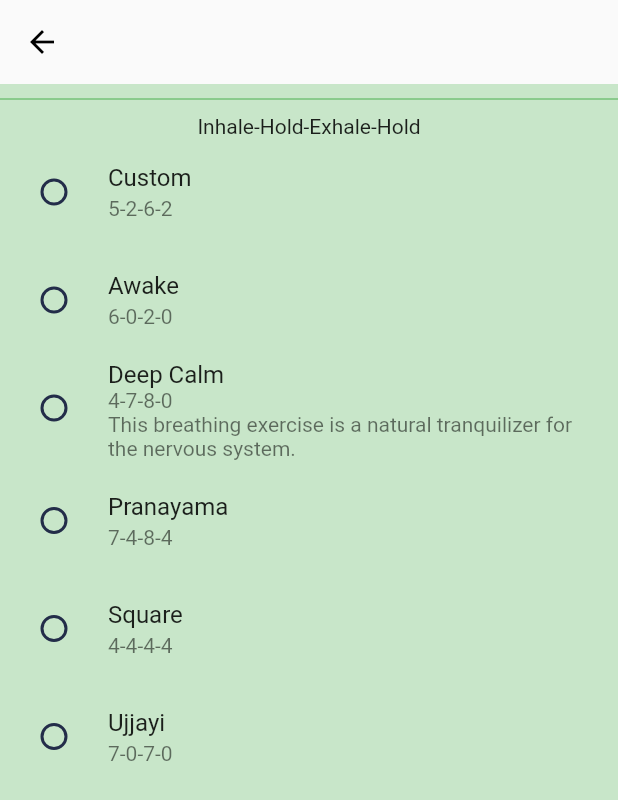
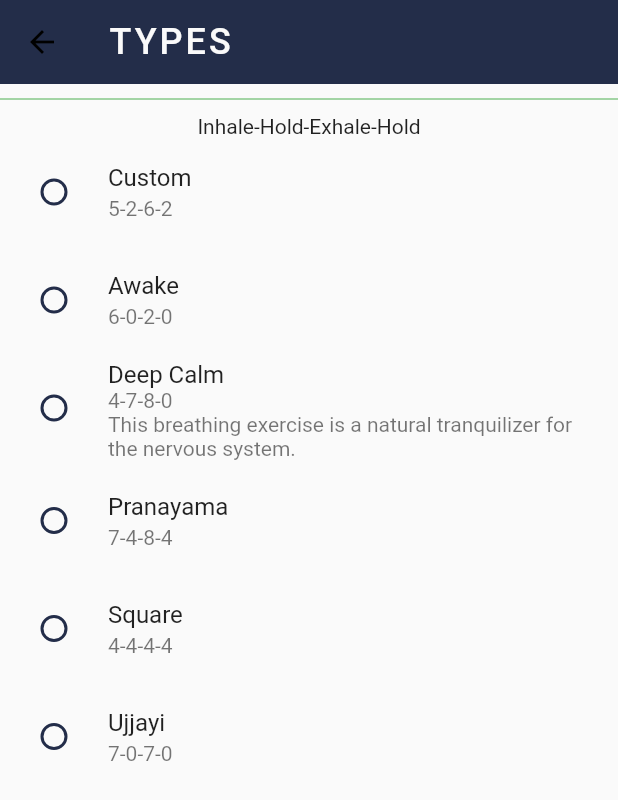
Before and after one commit to PIA-Group/Epilappsy, a Flutter app: the RelaxationPage screen opened directly, after a tap on the "local florist" icon, on a phone screen of 412 x 824 dp. Shown: the top 800 px of the screen. Run offline on Flutter 3.47's test engine with Material 2 defaults, Android fonts, the phone set to English and light mode, and no system bars; our stand-ins replace charts_flutter, chips_choice, cloud_firestore, firebase_auth, firebase_core, firebase_database and 7 more; missing offline and left inert: dart:ffi, flutter_barcode_scanner, flutter_circular_slider, slide_countdown_clock, transformer_page_view; accounts and stored records are empty; Roboto replaces fonts that are missing (Gill).

Commit message:
update in relaxation page (to new layout)

```diff
--- a/lib/Pages/BreathPage.dart
+++ b/lib/Pages/BreathPage.dart
@@ -1,5 +1,6 @@
 import 'package:epilappsy/Pages/RelaxationPage.dart';
 import 'package:epilappsy/Widgets/appBar.dart';
+import 'package:epilappsy/main.dart';
 import 'package:flutter/material.dart';
 import 'package:slide_countdown_clock/slide_countdown_clock.dart';
 
@@ -86,19 +87,19 @@ class _BreathePageState extends State<BreathePage>
     final size = _size;
     return Scaffold(
       key: _scaffoldkey,
-      backgroundColor: Colors.green[100],
+      backgroundColor: mycolor,
       appBar: AppBar(
-        elevation: 0.0,
-        title: appBarTitle(context, 'Breathe'),
-        backgroundColor: Color.fromRGBO(71, 123, 117, 1),
-      ),
+              elevation: 0.0,
+              title: appBarTitle(context, 'Breath'),
+              backgroundColor: Theme.of(context).unselectedWidgetColor,
+              ),
       body: Center(
         child: Container(
           height: 300,
           width: 300,
           alignment: Alignment.center,
           decoration: BoxDecoration(
-            color: Colors.green[300],
+            color: Colors.blueGrey[900],
             shape: BoxShape.circle,
           ),
           child: Container(
@@ -110,7 +111,7 @@ class _BreathePageState extends State<BreathePage>
                   _text,
                 ),
                 decoration: BoxDecoration(
-                  color: Colors.green[200],
+                  color: Colors.blueGrey[800],
                   shape: BoxShape.circle,
                 )),
           ),
--- a/lib/Pages/RelaxationPage.dart
+++ b/lib/Pages/RelaxationPage.dart
@@ -2,6 +2,8 @@ import 'package:epilappsy/Pages/TOBPage.dart';
 import 'package:epilappsy/Widgets/appBar.dart';
 import 'package:flutter/material.dart';
 import 'package:epilappsy/Pages/BreathPage.dart';
+import 'package:epilappsy/main.dart';
+import 'package:firebase_auth/firebase_auth.dart';
 
 //for the dictionaries
 import '../app_localizations.dart';
@@ -24,15 +26,16 @@ class _RelaxationPageState extends State<RelaxationPage> {
   int _selectedIndex = -1;
   var _color = Colors.black;
 
+
   @override
   Widget build(BuildContext context) {
     return Scaffold(
-      backgroundColor: Colors.green[100],
-      appBar: AppBar(
-        elevation: 0,
-        backgroundColor: Color.fromRGBO(71, 123, 117, 1),
-        title: appBarTitle(context, 'Relaxation'),
-      ),
+      backgroundColor: mycolor,
+            appBar: AppBar(
+              elevation: 0.0,
+              title: appBarTitle(context, 'Relaxing exercises'),
+              backgroundColor: Theme.of(context).unselectedWidgetColor,
+              ),
       body: Align(
         alignment: Alignment.center,
         child: Container(
@@ -124,36 +127,36 @@ class _RelaxationPageState extends State<RelaxationPage> {
                       },
                       child: Text(
                         '1min',
-                        style: new TextStyle(fontSize: 16.0),
+                        style: new TextStyle(fontSize: 14.0, color: Colors.black),
                       ),
-                      highlightColor: Colors.grey[500]),
+                      highlightColor: Colors.black),
                   FlatButton(
                       onPressed: () {
                         widget._time = 120.0;
                       },
                       child: Text(
                         '2min',
-                        style: new TextStyle(fontSize: 16.0),
+                        style: new TextStyle(fontSize: 14.0, color: Colors.black),
                       ),
-                      highlightColor: Colors.grey[500]),
+                      highlightColor: Colors.black),
                   FlatButton(
                       onPressed: () {
                         widget._time = 300.0;
                       },
                       child: Text(
                         '5min',
-                        style: new TextStyle(fontSize: 16.0),
+                        style: new TextStyle(fontSize: 14.0, color: Colors.black),
                       ),
-                      highlightColor: Colors.grey[500]),
+                      highlightColor: Colors.black),
                   FlatButton(
                       onPressed: () {
                         widget._time = 600.0;
                       },
                       child: Text(
                         '10min',
-                        style: new TextStyle(fontSize: 16.0),
+                        style: new TextStyle(fontSize: 14.0, color: Colors.black),
                       ),
-                      highlightColor: Colors.grey[500]),
+                      highlightColor: Colors.black),
                 ],
               )
             ]),
@@ -163,7 +166,7 @@ class _RelaxationPageState extends State<RelaxationPage> {
                 width: 100.0,
                 child: FittedBox(
                   child: FloatingActionButton(
-                    backgroundColor: Colors.green[500],
+                    backgroundColor: Colors.blueGrey[800],
                     onPressed: () {
                       Navigator.push(
                           context,
@@ -177,7 +180,7 @@ class _RelaxationPageState extends State<RelaxationPage> {
                                   widget._description,
                                   widget._breathtype)));
                     },
-                    child: new Icon(Icons.play_arrow, size: 40),
+                    child: new Icon(Icons.play_arrow, size: 40, color: Colors.white),
                   ),
                 ),
               ),
--- a/lib/Pages/TOBPage.dart
+++ b/lib/Pages/TOBPage.dart
@@ -42,12 +42,12 @@ class _TOBPageState extends State<TOBPage> {
   @override
   Widget build(BuildContext context) {
     return Scaffold(
-        backgroundColor: Colors.green[100],
+        backgroundColor: mycolor,
         appBar: AppBar(
-          elevation: 0.0,
-          title: appBarTitle(context, 'TOB'),
-          backgroundColor: mycolor,
-        ),
+              elevation: 0.0,
+              title: appBarTitle(context, 'Types'),
+              backgroundColor: Theme.of(context).unselectedWidgetColor,
+              ),
         body: Column(mainAxisAlignment: MainAxisAlignment.start, children: <
             Widget>[
           Divider(
```
